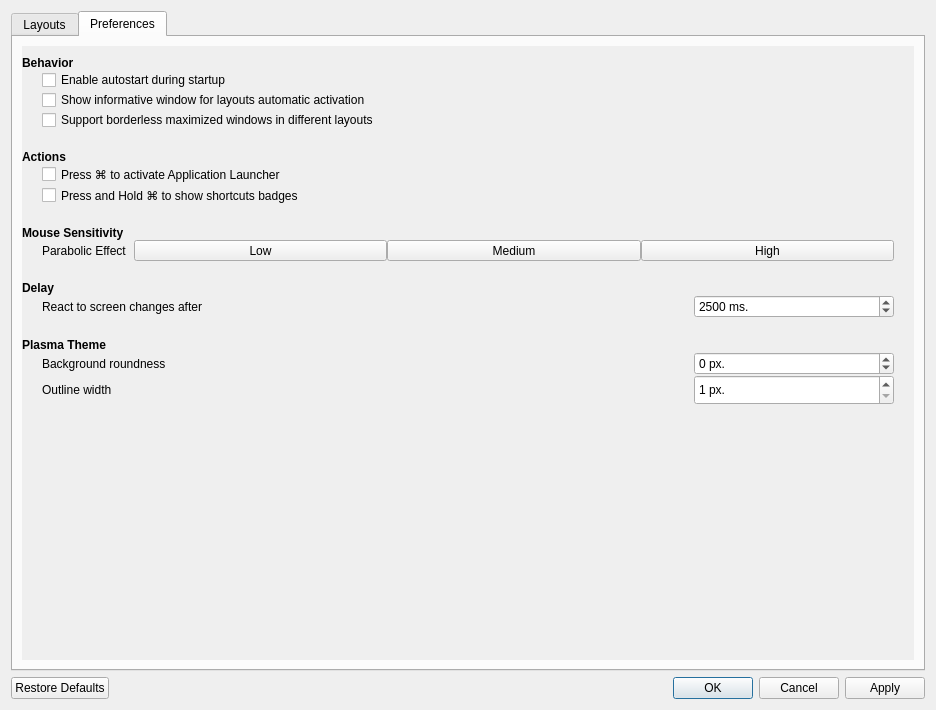
Above: app/settings/settingsdialog.ui from KDE/latte-dock before the change. Below: the same form after it.
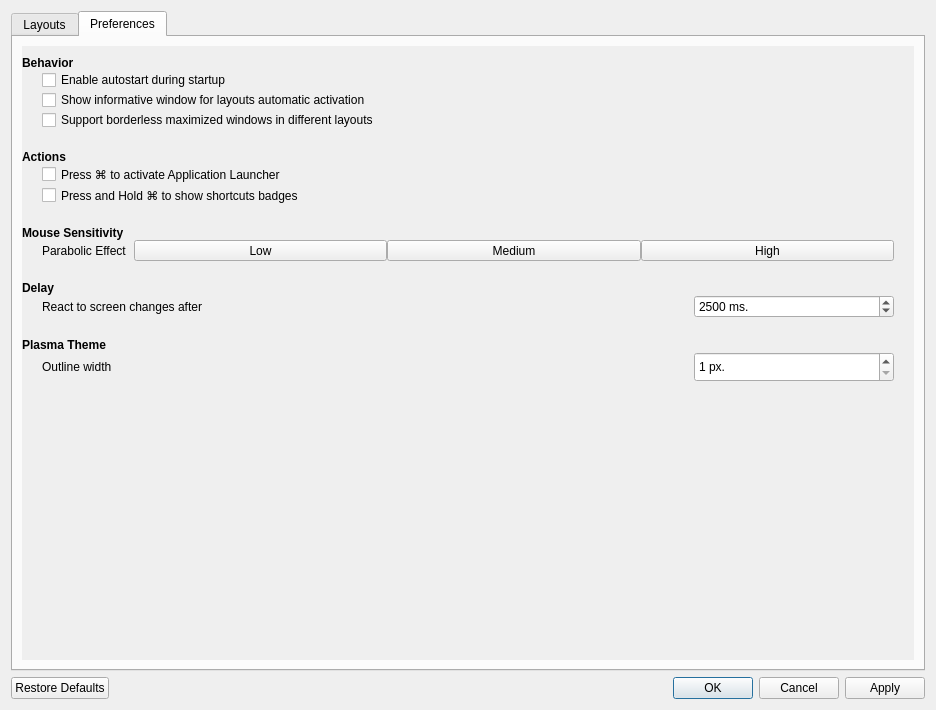
That is the form after the change. The open tabs and pages were chosen to show the change. Icons and pictures are not drawn.

Commit message:
drop manual roundness setting from code
--as the new automatic mechanism works nice
the old manual setting of plasma theme roundness
is not needed

Diff of the .ui file:
```diff
--- a/app/settings/settingsdialog.ui
+++ b/app/settings/settingsdialog.ui
@@ -444,8 +444,8 @@
            <rect>
             <x>0</x>
             <y>0</y>
-            <width>885</width>
-            <height>613</height>
+            <width>894</width>
+            <height>594</height>
            </rect>
           </property>
           <layout class="QHBoxLayout" name="horizontalLayout_9">
@@ -984,84 +984,6 @@
                </property>
               </widget>
              </item>
-             <item>
-              <layout class="QHBoxLayout" name="horizontalLayout_12">
-               <item>
-                <spacer name="horizontalSpacer_12">
-                 <property name="orientation">
-                  <enum>Qt::Horizontal</enum>
-                 </property>
-                 <property name="sizeType">
-                  <enum>QSizePolicy::Fixed</enum>
-                 </property>
-                 <property name="sizeHint" stdset="0">
-                  <size>
-                   <width>20</width>
-                   <height>20</height>
-                  </size>
-                 </property>
-                </spacer>
-               </item>
-               <item>
-                <widget class="QLabel" name="plasmaRoundnessLbl">
-                 <property name="toolTip">
-                  <string>Roundness used from Latte elements in order to feel part of the current plasma theme</string>
-                 </property>
-                 <property name="text">
-                  <string>Background roundness</string>
-                 </property>
-                </widget>
-               </item>
-               <item>
-                <widget class="QSpinBox" name="themeRoundnessSpinBox">
-                 <property name="sizePolicy">
-                  <sizepolicy hsizetype="MinimumExpanding" vsizetype="Fixed">
-                   <horstretch>0</horstretch>
-                   <verstretch>0</verstretch>
-                  </sizepolicy>
-                 </property>
-                 <property name="maximumSize">
-                  <size>
-                   <width>200</width>
-                   <height>16777215</height>
-                  </size>
-                 </property>
-                 <property name="toolTip">
-                  <string>Roundness used from Latte elements in order to feel part of the current plasma theme 
-when there are no other roundness information.</string>
-                 </property>
-                 <property name="specialValueText">
-                  <string/>
-                 </property>
-                 <property name="suffix">
-                  <string> px.</string>
-                 </property>
-                 <property name="minimum">
-                  <number>-1</number>
-                 </property>
-                 <property name="maximum">
-                  <number>32</number>
-                 </property>
-                </widget>
-               </item>
-               <item>
-                <spacer name="horizontalSpacer_13">
-                 <property name="orientation">
-                  <enum>Qt::Horizontal</enum>
-                 </property>
-                 <property name="sizeType">
-                  <enum>QSizePolicy::Fixed</enum>
-                 </property>
-                 <property name="sizeHint" stdset="0">
-                  <size>
-                   <width>20</width>
-                   <height>20</height>
-                  </size>
-                 </property>
-                </spacer>
-               </item>
-              </layout>
-             </item>
              <item>
               <layout class="QHBoxLayout" name="horizontalLayout_15">
                <item>
```
The commit also changes 5 other files.
